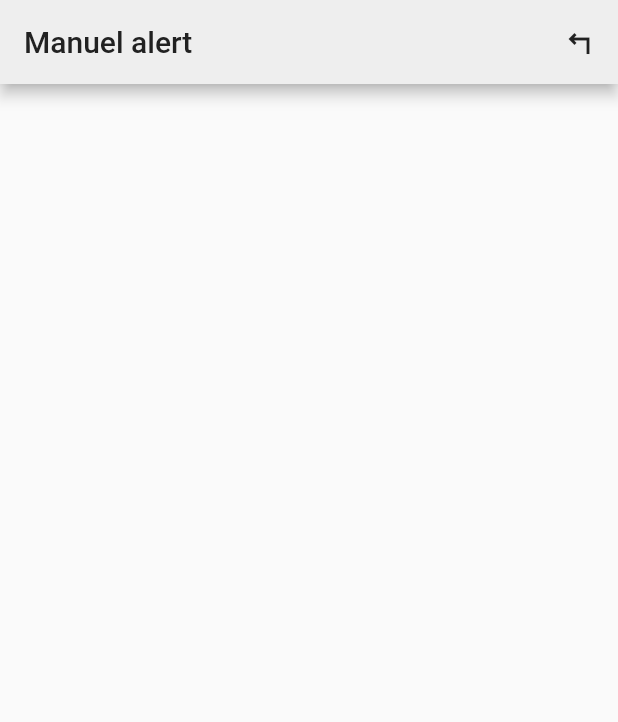
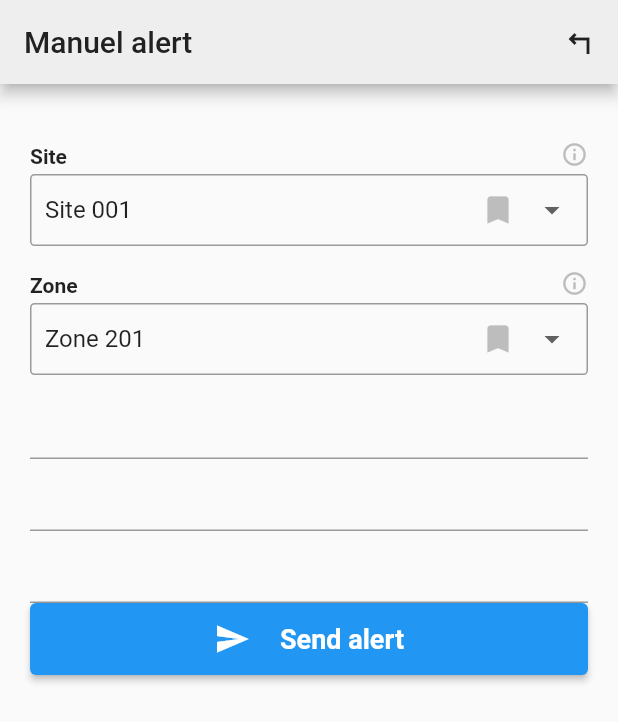
Before and after one commit to asly-97/flutter-dashboard-app, a Flutter app: the FormScreen screen opened by its route, on a phone screen of 412 x 824 dp. Shown: the top 722 px of the screen. Run offline on Flutter 3.47's test engine with Material 2 defaults, Android fonts, the phone set to English and light mode, and no system bars; our stand-ins replace fl_chart.

Commit message:
Dropdown Input Field

```diff
--- a/lib/main.dart
+++ b/lib/main.dart
@@ -17,7 +17,7 @@ class MyApp extends StatelessWidget {
       debugShowCheckedModeBanner: false,
       title: 'Dashboard App',
       theme: ThemeData.light(),
-      home: SplashScreen(),
+      initialRoute: FormScreen.ROUTE,
       routes: {
         SplashScreen.ROUTE: (context) => SplashScreen(),
         OverviewScreen.ROUTE: (context) => OverviewScreen(),
--- a/lib/screens/form_screen.dart
+++ b/lib/screens/form_screen.dart
@@ -1,4 +1,6 @@
 import 'package:dashboard/util/app_colors.dart';
+import 'package:dashboard/widgets/icon_text_button.dart';
+import 'package:dashboard/widgets/input/dropdown_input.dart';
 import 'package:flutter/material.dart';
 
 class FormScreen extends StatelessWidget {
@@ -23,6 +25,45 @@ class FormScreen extends StatelessWidget {
           ),
         ],
       ),
+      body: Padding(
+        padding: EdgeInsets.symmetric(
+          horizontal: 20,
+          vertical: 30,
+        ),
+        child: Column(
+          children: [
+            DropdownInput(
+              label: 'Site',
+              items: [
+                'Site 001',
+                'Site 002',
+                'Site 003',
+                'Site 004',
+                'Site 005',
+              ],
+            ),
+            DropdownInput(
+              label: 'Zone',
+              items: [
+                'Zone 201',
+                'Zone 202',
+                'Zone 203',
+                'Zone 204',
+              ],
+            ),
+            TextField(),
+            TextField(),
+            TextField(),
+            IconTextButton(
+              onClick: () {
+                Navigator.pop(context);
+              },
+              icon: Icons.send,
+              text: 'Send alert',
+            ),
+          ],
+        ),
+      ),
     );
   }
 }
--- a/lib/screens/splash_screen.dart
+++ b/lib/screens/splash_screen.dart
@@ -1,5 +1,3 @@
-import 'dart:ffi';
-
 import 'package:dashboard/screens/overview_screen.dart';
 import 'package:flutter/material.dart';
 
--- a/lib/util/app_colors.dart
+++ b/lib/util/app_colors.dart
@@ -1,9 +1,10 @@
 import 'package:flutter/material.dart';
 
 abstract class AppColors {
-  static final Color blue = Color(0xFF1488CC);
+  static const Color blue = Color(0xFF1488CC);
   static final Color grey = Colors.grey.shade600;
   static final Color lightGrey = Colors.grey.shade200;
+  static final Color midGrey = Colors.grey.shade400;
   static final Color mainTextColor = Colors.grey.shade900;
   static final Color yellow = Colors.yellow.shade700;
   static final Color green = Colors.green.shade500;
--- /dev/null
+++ b/lib/widgets/icon_text_button.dart
@@ -0,0 +1,43 @@
+import 'package:dashboard/util/app_colors.dart';
+import 'package:flutter/material.dart';
+
+class IconTextButton extends StatelessWidget {
+  IconTextButton({
+    required this.onClick,
+    required this.icon,
+    required this.text,
+  });
+
+  final Function() onClick;
+  final IconData icon;
+  final String text;
+
+  @override
+  Widget build(BuildContext context) {
+    return ElevatedButton(
+      onPressed: onClick,
+      child: Padding(
+        padding: const EdgeInsets.symmetric(
+          horizontal: 8.0,
+          vertical: 12,
+        ),
+        child: Row(
+          mainAxisAlignment: MainAxisAlignment.center,
+          children: [
+            Icon(Icons.send),
+            SizedBox(
+              width: 20,
+            ),
+            Text(
+              'Send alert',
+              style: TextStyle(
+                fontWeight: FontWeight.bold,
+                fontSize: 18,
+              ),
+            ),
+          ],
+        ),
+      ),
+    );
+  }
+}
--- /dev/null
+++ b/lib/widgets/input/dropdown_input.dart
@@ -0,0 +1,136 @@
+import 'package:dashboard/util/app_colors.dart';
+import 'package:flutter/material.dart';
+
+//Stores data of each DropdownMenuItem.
+class SelectionItem {
+  final int id;
+  final String title;
+  bool bookmarked;
+
+  SelectionItem({
+    required this.id,
+    required this.title,
+    this.bookmarked = false,
+  });
+}
+
+class DropdownInput extends StatefulWidget {
+  final String label;
+  final bool addable;
+  List<SelectionItem> selectionItems = [];
+
+  DropdownInput(
+      {required this.label,
+      required List<String> items,
+      this.addable = false}) {
+    //initialize selection items
+    int i = 100;
+    for (var item in items) {
+      selectionItems.add(SelectionItem(
+        id: i,
+        title: item,
+      ));
+      i++;
+    }
+  }
+
+  @override
+  State<DropdownInput> createState() => _DropdownInputState();
+}
+
+class _DropdownInputState extends State<DropdownInput> {
+  late int selectedItem;
+
+  @override
+  void initState() {
+    // TODO: implement initState
+    super.initState();
+    //initialize the list withe first item by default
+    selectedItem = widget.selectionItems.first.id;
+  }
+
+  //build the dropdown item
+  DropdownMenuItem buildItem(SelectionItem item) {
+    return DropdownMenuItem(
+      child: Row(
+        children: [
+          Text(item.title),
+          IconButton(
+              onPressed: () {
+                setState(() {
+                  item.bookmarked = !item.bookmarked;
+                });
+              },
+              icon: Icon(
+                Icons.bookmark,
+                color: item.bookmarked ? AppColors.yellow : AppColors.midGrey,
+              )),
+        ],
+        mainAxisAlignment: MainAxisAlignment.spaceBetween,
+      ),
+      value: item.id,
+    );
+  }
+
+  //build the dropdown button
+  Widget buildDropdownButton() {
+    return DropdownButtonFormField(
+      isExpanded: true,
+      isDense: false,
+      value: selectedItem,
+      decoration: InputDecoration(
+        contentPadding: EdgeInsets.symmetric(
+          horizontal: 10,
+          vertical: 0,
+        ),
+        border: OutlineInputBorder(
+          borderRadius: BorderRadius.circular(3),
+          borderSide: BorderSide(
+            color: AppColors.grey,
+          ),
+        ),
+        focusedBorder: OutlineInputBorder(
+          borderRadius: BorderRadius.circular(3),
+          borderSide: BorderSide(
+            color: AppColors.grey,
+          ),
+        ),
+      ),
+      items: widget.selectionItems.map((item) => buildItem(item)).toList(),
+      onChanged: (item) {},
+    );
+  }
+
+  @override
+  Widget build(BuildContext context) {
+    return Padding(
+      padding: const EdgeInsets.symmetric(
+        horizontal: 0.0,
+        vertical: 8.0,
+      ),
+      child: Column(
+        children: [
+          Row(
+            mainAxisAlignment: MainAxisAlignment.spaceBetween,
+            crossAxisAlignment: CrossAxisAlignment.end,
+            children: [
+              Text(
+                widget.label,
+                style: TextStyle(
+                  fontWeight: FontWeight.bold,
+                ),
+              ),
+              Icon(
+                Icons.info_outline,
+                color: AppColors.midGrey,
+                size: 18,
+              ),
+            ],
+          ),
+          SizedBox(height: 4),
+          buildDropdownButton(),
+        ],
+      ),
+    );
+  }
+}
```
